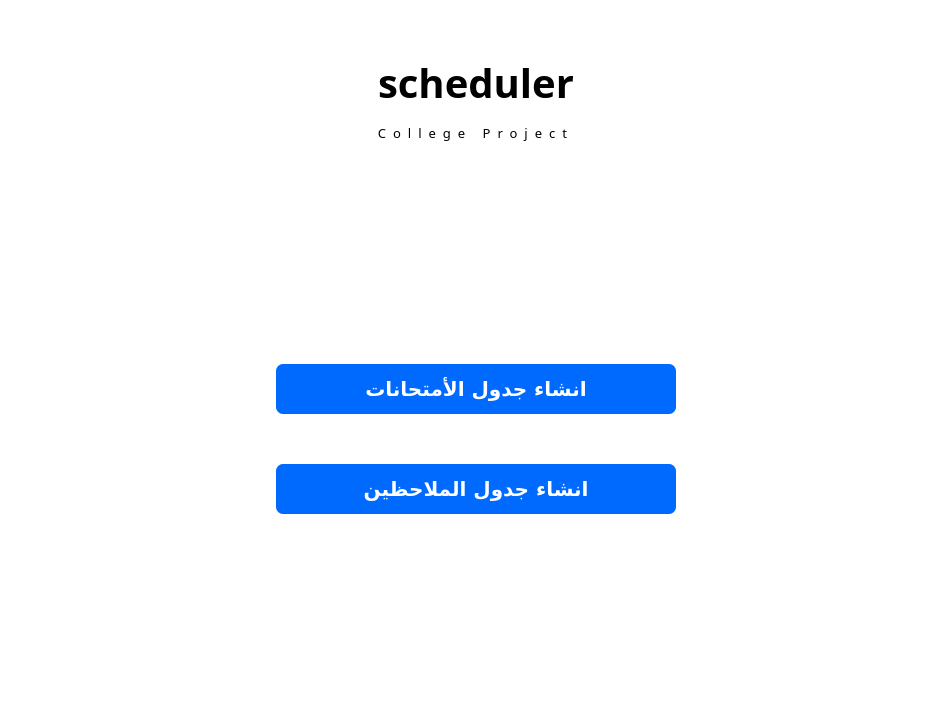
The window that ui/screen1.ui (CSE-SUMMER-TRAINING/final-code) describes before a commit, drawn with Qt 5.
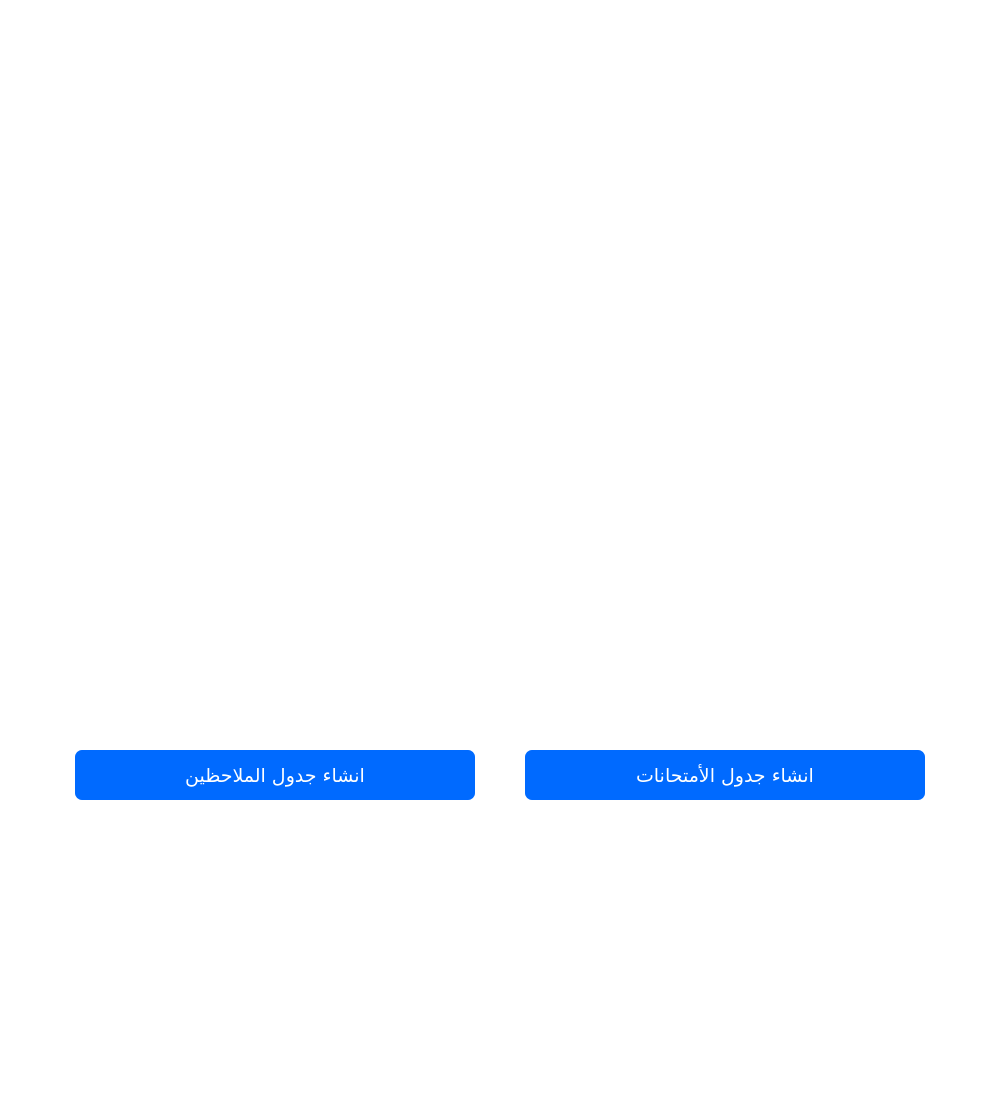
The same window after the commit. Icons and pictures are not drawn.

What changed in the file:
```diff
--- a/ui/screen1.ui
+++ b/ui/screen1.ui
@@ -6,8 +6,8 @@
    <rect>
     <x>0</x>
     <y>0</y>
-    <width>952</width>
-    <height>726</height>
+    <width>1000</width>
+    <height>1100</height>
    </rect>
   </property>
   <property name="windowTitle">
@@ -39,19 +39,19 @@
        <number>0</number>
       </property>
       <property name="topMargin">
-       <number>0</number>
+       <number>100</number>
       </property>
       <property name="rightMargin">
        <number>0</number>
       </property>
       <property name="bottomMargin">
-       <number>0</number>
+       <number>100</number>
       </property>
       <item>
        <widget class="QWidget" name="body" native="true">
         <layout class="QVBoxLayout" name="verticalLayout_2">
          <property name="spacing">
-          <number>0</number>
+          <number>150</number>
          </property>
          <property name="leftMargin">
           <number>0</number>
@@ -65,12 +65,31 @@
          <property name="bottomMargin">
           <number>0</number>
          </property>
+         <item>
+          <spacer name="verticalSpacer">
+           <property name="orientation">
+            <enum>Qt::Vertical</enum>
+           </property>
+           <property name="sizeHint" stdset="0">
+            <size>
+             <width>20</width>
+             <height>40</height>
+            </size>
+           </property>
+          </spacer>
+         </item>
          <item>
           <widget class="QWidget" name="screenHeader" native="true">
+           <property name="minimumSize">
+            <size>
+             <width>0</width>
+             <height>300</height>
+            </size>
+           </property>
            <property name="maximumSize">
             <size>
              <width>16777215</width>
-             <height>16777215</height>
+             <height>300</height>
             </size>
            </property>
            <property name="styleSheet">
@@ -84,7 +103,7 @@
              <number>0</number>
             </property>
             <property name="topMargin">
-             <number>50</number>
+             <number>0</number>
             </property>
             <property name="rightMargin">
              <number>0</number>
@@ -97,19 +116,31 @@
               <property name="minimumSize">
                <size>
                 <width>0</width>
-                <height>65</height>
+                <height>300</height>
                </size>
               </property>
               <property name="maximumSize">
                <size>
                 <width>16777215</width>
-                <height>65</height>
+                <height>300</height>
                </size>
               </property>
               <layout class="QHBoxLayout" name="horizontalLayout_5">
                <property name="spacing">
                 <number>10</number>
                </property>
+               <property name="leftMargin">
+                <number>0</number>
+               </property>
+               <property name="topMargin">
+                <number>0</number>
+               </property>
+               <property name="rightMargin">
+                <number>0</number>
+               </property>
+               <property name="bottomMargin">
+                <number>0</number>
+               </property>
                <item>
                 <spacer name="horizontalSpacer">
                  <property name="orientation">
@@ -127,14 +158,14 @@
                 <widget class="QLabel" name="label">
                  <property name="minimumSize">
                   <size>
-                   <width>200</width>
-                   <height>0</height>
+                   <width>300</width>
+                   <height>300</height>
                   </size>
                  </property>
                  <property name="maximumSize">
                   <size>
-                   <width>400</width>
-                   <height>16777215</height>
+                   <width>300</width>
+                   <height>300</height>
                   </size>
                  </property>
                  <property name="font">
@@ -149,7 +180,13 @@
                   <cursorShape>ArrowCursor</cursorShape>
                  </property>
                  <property name="text">
-                  <string>scheduler</string>
+                  <string/>
+                 </property>
+                 <property name="pixmap">
+                  <pixmap>../icons/logo blue.png</pixmap>
+                 </property>
+                 <property name="scaledContents">
+                  <bool>true</bool>
                  </property>
                  <property name="alignment">
                   <set>Qt::AlignCenter</set>
@@ -172,32 +209,6 @@
               </layout>
              </widget>
             </item>
-            <item>
-             <widget class="QWidget" name="widget_4" native="true">
-              <layout class="QHBoxLayout" name="horizontalLayout_7">
-               <item>
-                <widget class="QLabel" name="label_3">
-                 <property name="font">
-                  <font>
-                   <family>Noto Sans Lisu</family>
-                   <pointsize>10</pointsize>
-                  </font>
-                 </property>
-                 <property name="styleSheet">
-                  <string notr="true">letter-spacing: 7px
-</string>
-                 </property>
-                 <property name="text">
-                  <string>College Project</string>
-                 </property>
-                 <property name="alignment">
-                  <set>Qt::AlignCenter</set>
-                 </property>
-                </widget>
-               </item>
-              </layout>
-             </widget>
-            </item>
            </layout>
           </widget>
          </item>
@@ -205,108 +216,39 @@
           <widget class="QWidget" name="mainBody" native="true">
            <property name="minimumSize">
             <size>
-             <width>500</width>
-             <height>500</height>
+             <width>1000</width>
+             <height>50</height>
             </size>
            </property>
-           <layout class="QVBoxLayout" name="verticalLayout_3">
+           <layout class="QHBoxLayout" name="horizontalLayout_2">
             <property name="spacing">
              <number>50</number>
             </property>
             <property name="leftMargin">
-             <number>50</number>
+             <number>0</number>
             </property>
             <property name="topMargin">
-             <number>50</number>
+             <number>0</number>
             </property>
             <property name="rightMargin">
-             <number>50</number>
+             <number>0</number>
             </property>
             <property name="bottomMargin">
-             <number>50</number>
+             <number>0</number>
             </property>
             <item>
-             <spacer name="verticalSpacer">
+             <spacer name="horizontalSpacer_4">
               <property name="orientation">
-               <enum>Qt::Vertical</enum>
+               <enum>Qt::Horizontal</enum>
               </property>
               <property name="sizeHint" stdset="0">
                <size>
-                <width>20</width>
-                <height>40</height>
+                <width>40</width>
+                <height>20</height>
                </size>
               </property>
              </spacer>
             </item>
-            <item>
-             <widget class="QWidget" name="widget" native="true">
-              <property name="minimumSize">
-               <size>
-                <width>0</width>
-                <height>50</height>
-               </size>
-              </property>
-              <property name="maximumSize">
-               <size>
-                <width>16777215</width>
-                <height>50</height>
-               </size>
-              </property>
-              <layout class="QHBoxLayout" name="horizontalLayout_4">
-               <property name="spacing">
-                <number>0</number>
-               </property>
-               <property name="leftMargin">
-                <number>0</number>
-               </property>
-               <property name="topMargin">
-                <number>0</number>
-               </property>
-               <property name="rightMargin">
-                <number>0</number>
-               </property>
-               <property name="bottomMargin">
-                <number>0</number>
-               </property>
-               <item>
-                <widget class="QPushButton" name="exam">
-                 <property name="minimumSize">
-                  <size>
-                   <width>400</width>
-                   <height>50</height>
-                  </size>
-                 </property>
-                 <property name="maximumSize">
-                  <size>
-                   <width>400</width>
-                   <height>16777215</height>
-                  </size>
-                 </property>
-                 <property name="font">
-                  <font>
-                   <family>Tibetan Machine Uni</family>
-                   <pointsize>15</pointsize>
-                   <weight>75</weight>
-                   <italic>false</italic>
-                   <bold>true</bold>
-                  </font>
-                 </property>
-                 <property name="cursor">
-                  <cursorShape>PointingHandCursor</cursorShape>
-                 </property>
-                 <property name="styleSheet">
-                  <string notr="true">background-color: #006aff;
-color: white;
-border-radius: 7px;</string>
-                 </property>
-                 <property name="text">
-                  <string>انشاء جدول الأمتحانات</string>
-                 </property>
-                </widget>
-               </item>
-              </layout>
-             </widget>
-            </item>
             <item>
              <widget class="QWidget" name="widget_2" native="true">
               <property name="minimumSize">
@@ -337,6 +279,39 @@
                <property name="bottomMargin">
                 <number>0</number>
                </property>
+               <item>
+                <widget class="QWidget" name="widget" native="true">
+                 <property name="minimumSize">
+                  <size>
+                   <width>0</width>
+                   <height>50</height>
+                  </size>
+                 </property>
+                 <property name="maximumSize">
+                  <size>
+                   <width>16777215</width>
+                   <height>50</height>
+                  </size>
+                 </property>
+                 <layout class="QHBoxLayout" name="horizontalLayout_4">
+                  <property name="spacing">
+                   <number>0</number>
+                  </property>
+                  <property name="leftMargin">
+                   <number>0</number>
+                  </property>
+                  <property name="topMargin">
+                   <number>0</number>
+                  </property>
+                  <property name="rightMargin">
+                   <number>0</number>
+                  </property>
+                  <property name="bottomMargin">
+                   <number>0</number>
+                  </property>
+                 </layout>
+                </widget>
+               </item>
                <item>
                 <widget class="QPushButton" name="inv">
                  <property name="minimumSize">
@@ -353,10 +328,10 @@
                  </property>
                  <property name="font">
                   <font>
-                   <family>Tibetan Machine Uni</family>
-                   <pointsize>15</pointsize>
-                   <weight>75</weight>
-                   <bold>true</bold>
+                   <family>Cascadia Code</family>
+                   <pointsize>14</pointsize>
+                   <weight>50</weight>
+                   <bold>false</bold>
                   </font>
                  </property>
                  <property name="cursor">
@@ -376,14 +351,50 @@
              </widget>
             </item>
             <item>
-             <spacer name="verticalSpacer_2">
+             <widget class="QPushButton" name="exam">
+              <property name="minimumSize">
+               <size>
+                <width>400</width>
+                <height>50</height>
+               </size>
+              </property>
+              <property name="maximumSize">
+               <size>
+                <width>400</width>
+                <height>16777215</height>
+               </size>
+              </property>
+              <property name="font">
+               <font>
+                <family>Cascadia Code</family>
+                <pointsize>14</pointsize>
+                <weight>50</weight>
+                <italic>false</italic>
+                <bold>false</bold>
+               </font>
+              </property>
+              <property name="cursor">
+               <cursorShape>PointingHandCursor</cursorShape>
+              </property>
+              <property name="styleSheet">
+               <string notr="true">background-color: #006aff;
+color: white;
+border-radius: 7px;</string>
+              </property>
+              <property name="text">
+               <string>انشاء جدول الأمتحانات</string>
+              </property>
+             </widget>
+            </item>
+            <item>
+             <spacer name="horizontalSpacer_3">
               <property name="orientation">
-               <enum>Qt::Vertical</enum>
+               <enum>Qt::Horizontal</enum>
               </property>
               <property name="sizeHint" stdset="0">
                <size>
-                <width>20</width>
-                <height>40</height>
+                <width>40</width>
+                <height>20</height>
                </size>
               </property>
              </spacer>
@@ -391,6 +402,19 @@
            </layout>
           </widget>
          </item>
+         <item>
+          <spacer name="verticalSpacer_2">
+           <property name="orientation">
+            <enum>Qt::Vertical</enum>
+           </property>
+           <property name="sizeHint" stdset="0">
+            <size>
+             <width>20</width>
+             <height>40</height>
+            </size>
+           </property>
+          </spacer>
+         </item>
         </layout>
        </widget>
       </item>
```
Left out of the diff: 3 changed lines with no effect on the pictures.
